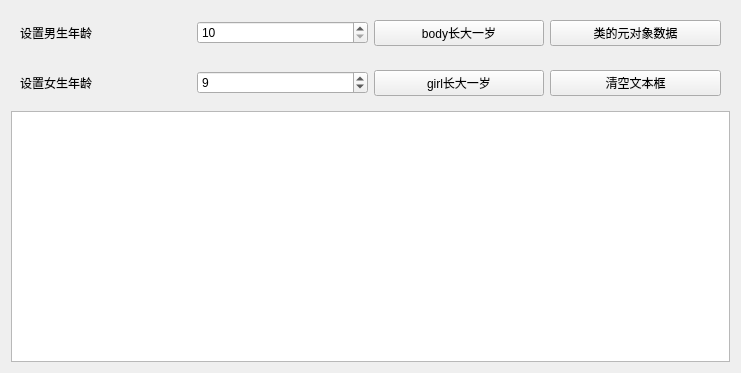
Giousa/qt_course, file samp3_1/qmywidget.ui: the form before one commit.
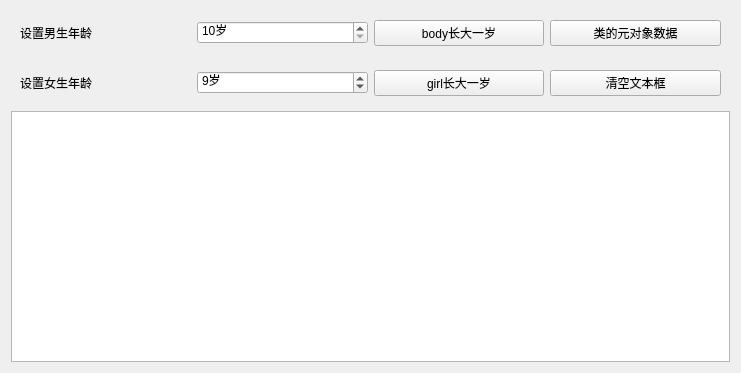
The form after the commit.

Patch:
```diff
--- a/samp3_1/qmywidget.ui
+++ b/samp3_1/qmywidget.ui
@@ -26,6 +26,9 @@
       </item>
       <item>
        <widget class="QSpinBox" name="spinBoxBody">
+        <property name="suffix">
+         <string>岁</string>
+        </property>
         <property name="minimum">
          <number>10</number>
         </property>
@@ -63,6 +66,9 @@
       </item>
       <item>
        <widget class="QSpinBox" name="spinBoxGirl">
+        <property name="suffix">
+         <string>岁</string>
+        </property>
         <property name="minimum">
          <number>6</number>
         </property>
```
Left out of the diff: 3 changed lines with no effect on the pictures.
